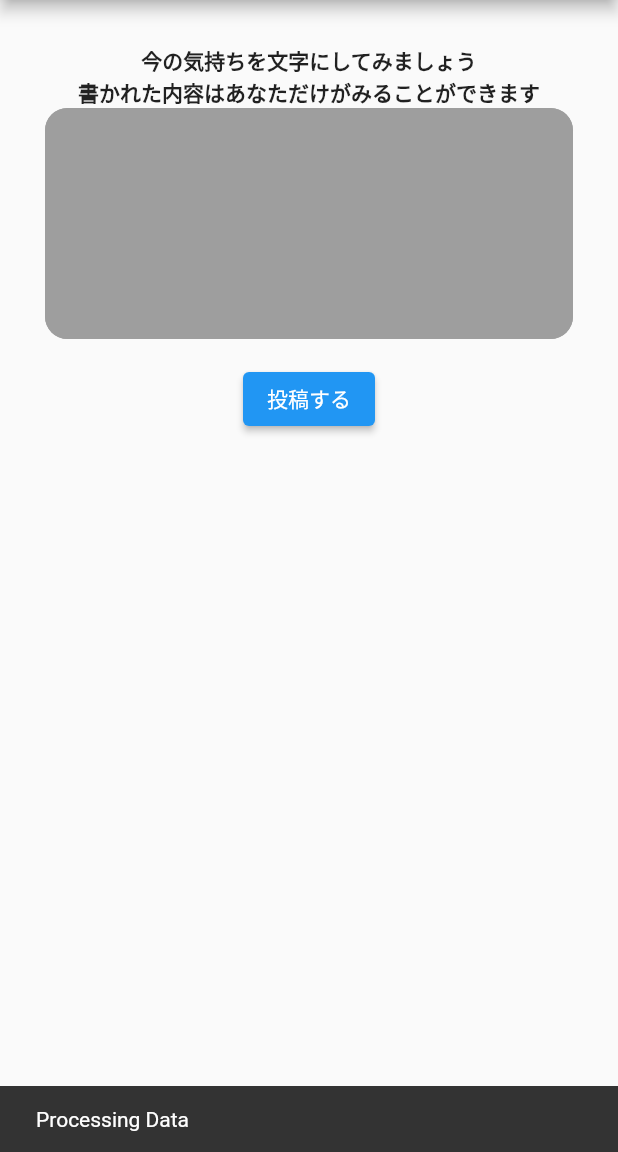
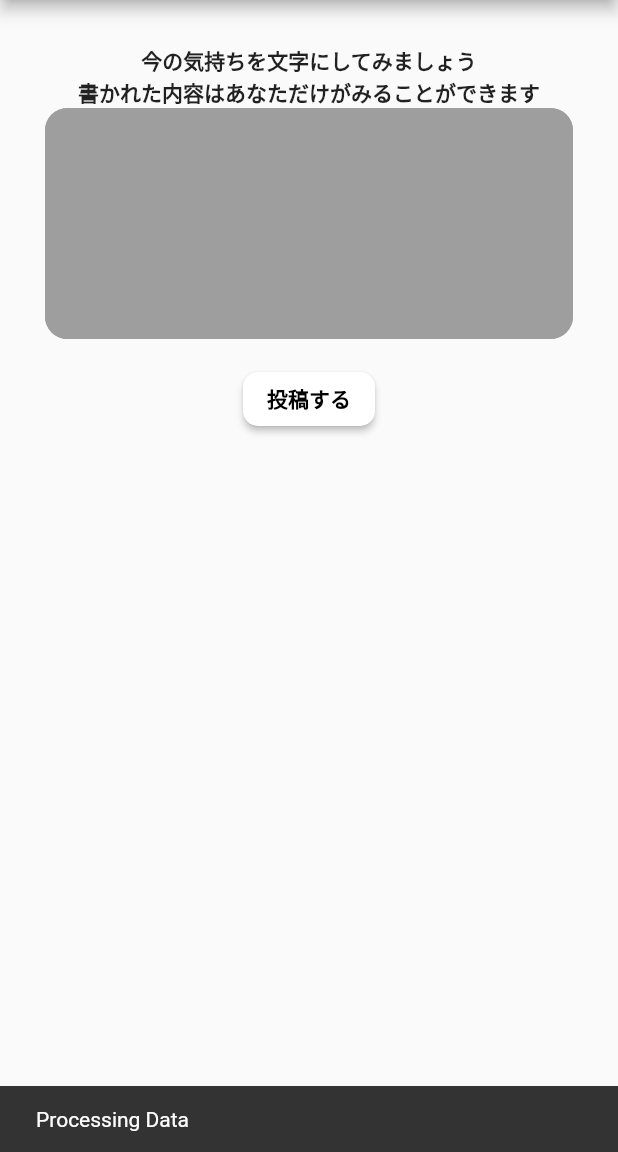
Before and after one commit to shake551/what_color, a Flutter app: the FeelForm screen opened directly, after a tap on "投稿する", on a phone screen of 412 x 824 dp, the part 84-1236 px from its top. Run offline on Flutter 3.47's test engine with Material 2 defaults, Android fonts, the phone set to English and light mode, and no system bars; our stand-ins replace cloud_firestore, firebase_auth, firebase_core, freezed_annotation, geolocator, google_maps_flutter and 1 more; missing offline and left inert: google_maps_cluster_manager; accounts and stored records are empty.

Commit message:
add color base model

```diff
--- /dev/null
+++ b/lib/domain/model/color_base.dart
@@ -0,0 +1,36 @@
+import 'package:freezed_annotation/freezed_annotation.dart';
+
+part 'color_base.freezed.dart';
+
+part 'color_base.g.dart';
+
+@freezed
+class ColorBase with _$ColorBase {
+  const factory ColorBase(
+    int r,
+    int g,
+    int b,
+  ) = _ColorBase;
+
+  factory ColorBase.fromJson(Map<String, dynamic> json) =>
+      _$ColorBaseFromJson(json);
+
+  static ColorBase averageColor(List<ColorBase>? colorList) {
+    if (colorList == null || colorList.isEmpty) {
+      return const ColorBase(255, 255, 255);
+    }
+
+    var r = 0, g = 0, b = 0;
+    for (var i = 0; i < colorList.length; i++) {
+      r += colorList[i].r;
+      g += colorList[i].g;
+      b += colorList[i].b;
+    }
+
+    return ColorBase(
+      r ~/ colorList.length,
+      g ~/ colorList.length,
+      b ~/ colorList.length,
+    );
+  }
+}
--- a/lib/page/feel_form.dart
+++ b/lib/page/feel_form.dart
@@ -1,9 +1,10 @@
 import 'package:flutter/material.dart';
+import 'package:what_color/domain/model/color_base.dart';
 
 class FeelForm extends StatefulWidget {
   const FeelForm({this.selectedColors, super.key});
 
-  final List<List<int>>? selectedColors;
+  final List<ColorBase>? selectedColors;
 
   @override
   State<StatefulWidget> createState() => FeelFormState();
@@ -12,6 +13,7 @@ class FeelForm extends StatefulWidget {
 class FeelFormState extends State<FeelForm> {
   @override
   Widget build(BuildContext context) {
+    final colorAverage = ColorBase.averageColor(widget.selectedColors);
     return Scaffold(
       appBar: AppBar(title: const Text('what color?')),
       resizeToAvoidBottomInset: false,
@@ -35,7 +37,7 @@ class FeelFormState extends State<FeelForm> {
                       height: 30,
                       margin: const EdgeInsets.all(10),
                       decoration: BoxDecoration(
-                        color: Color.fromRGBO(color[0], color[1], color[2], 1),
+                        color: Color.fromRGBO(color.r, color.g, color.b, 1),
                         shape: BoxShape.circle,
                       ),
                     );
@@ -68,6 +70,18 @@ class FeelFormState extends State<FeelForm> {
               Padding(
                 padding: const EdgeInsets.symmetric(vertical: 16),
                 child: ElevatedButton(
+                  style: ElevatedButton.styleFrom(
+                    primary: Color.fromRGBO(
+                      colorAverage.r,
+                      colorAverage.g,
+                      colorAverage.b,
+                      1,
+                    ),
+                    onPrimary: Colors.black,
+                    shape: RoundedRectangleBorder(
+                      borderRadius: BorderRadius.circular(10),
+                    ),
+                  ),
                   onPressed: () {
                     ScaffoldMessenger.of(context).showSnackBar(
                       const SnackBar(
@@ -75,7 +89,12 @@ class FeelFormState extends State<FeelForm> {
                       ),
                     );
                   },
-                  child: const Text('投稿する'),
+                  child: const Text(
+                    '投稿する',
+                    style: TextStyle(
+                      fontWeight: FontWeight.bold,
+                    ),
+                  ),
                 ),
               ),
               SizedBox(
--- a/pubspec.yaml
+++ b/pubspec.yaml
@@ -23,6 +23,7 @@ dependencies:
   google_maps_flutter: ^2.2.4
   google_sign_in: ^6.0.2
   intl: ^0.17.0
+  json_annotation: ^4.8.0
   json_serializable: ^6.6.1
   very_good_analysis: ^4.0.0+1
 
```
Also changed, not shown: lib/page/color_select.dart (+27 -26 lines), lib/domain/model/color_base.freezed.dart (added), lib/domain/model/color_base.g.dart (added), lib/domain/model/your_color.freezed.dart, lib/domain/model/your_color.g.dart, pubspec.lock.
